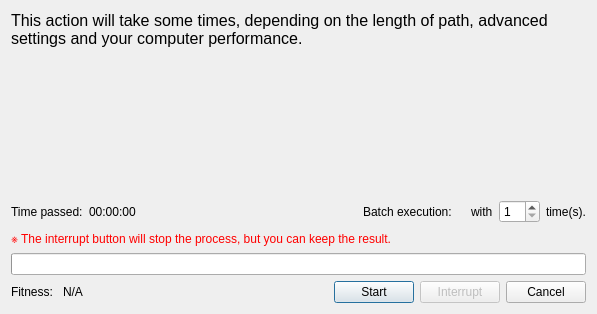
First picture: the form in core/synthesis/DimensionalSynthesis/DimensionalSynthesis_dialog/progress.ui, repository KmolYuan/Pyslvs-UI, before the edit.
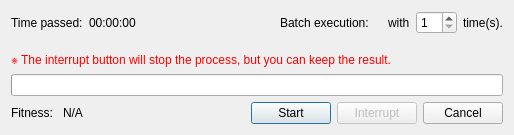
Second picture: the form after the edit. Icons and pictures are not drawn.

Patch:
```diff
--- a/core/synthesis/DimensionalSynthesis/DimensionalSynthesis_dialog/progress.ui
+++ b/core/synthesis/DimensionalSynthesis/DimensionalSynthesis_dialog/progress.ui
@@ -6,8 +6,8 @@
    <rect>
     <x>0</x>
     <y>0</y>
-    <width>597</width>
-    <height>314</height>
+    <width>514</width>
+    <height>135</height>
    </rect>
   </property>
   <property name="windowTitle">
@@ -21,29 +21,6 @@
    <bool>true</bool>
   </property>
   <layout class="QVBoxLayout" name="verticalLayout">
-   <item>
-    <widget class="QLabel" name="main_label">
-     <property name="text">
-      <string>&lt;html&gt;&lt;head/&gt;&lt;body&gt;&lt;p&gt;&lt;span style=&quot;font-size:12pt;&quot;&gt;This action will take some times, depending on the length of path, advanced settings and your computer performance.&lt;/p&gt;&lt;/body&gt;&lt;/html&gt;</string>
-     </property>
-     <property name="wordWrap">
-      <bool>true</bool>
-     </property>
-    </widget>
-   </item>
-   <item>
-    <spacer name="verticalSpacer">
-     <property name="orientation">
-      <enum>Qt::Vertical</enum>
-     </property>
-     <property name="sizeHint" stdset="0">
-      <size>
-       <width>20</width>
-       <height>40</height>
-      </size>
-     </property>
-    </spacer>
-   </item>
    <item>
     <layout class="QHBoxLayout" name="horizontalLayout_2">
      <item>
@@ -109,6 +86,19 @@
      </item>
     </layout>
    </item>
+   <item>
+    <spacer name="verticalSpacer">
+     <property name="orientation">
+      <enum>Qt::Vertical</enum>
+     </property>
+     <property name="sizeHint" stdset="0">
+      <size>
+       <width>20</width>
+       <height>40</height>
+      </size>
+     </property>
+    </spacer>
+   </item>
    <item>
     <widget class="QLabel" name="label_2">
      <property name="text">
```
